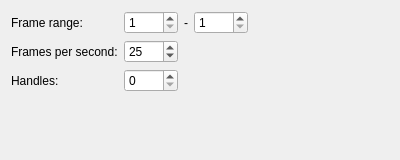
mjbonnington/icarus-gps, file core/tools/icAdmin/settings_time_ui.ui: the form before one commit.
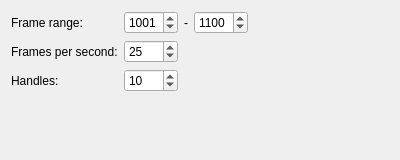
The form after the commit.

Diff of the .ui file:
```diff
--- a/core/tools/icAdmin/settings_time_ui.ui
+++ b/core/tools/icAdmin/settings_time_ui.ui
@@ -38,7 +38,7 @@
         <number>9999</number>
        </property>
        <property name="value">
-        <number>1</number>
+        <number>1001</number>
        </property>
       </widget>
      </item>
@@ -64,7 +64,7 @@
         <number>9999</number>
        </property>
        <property name="value">
-        <number>1</number>
+        <number>1100</number>
        </property>
       </widget>
      </item>
@@ -103,7 +103,7 @@
       <number>9999</number>
      </property>
      <property name="value">
-      <number>0</number>
+      <number>10</number>
      </property>
     </widget>
    </item>
```
Left out of the diff: 4 changed lines with no effect on the pictures.
